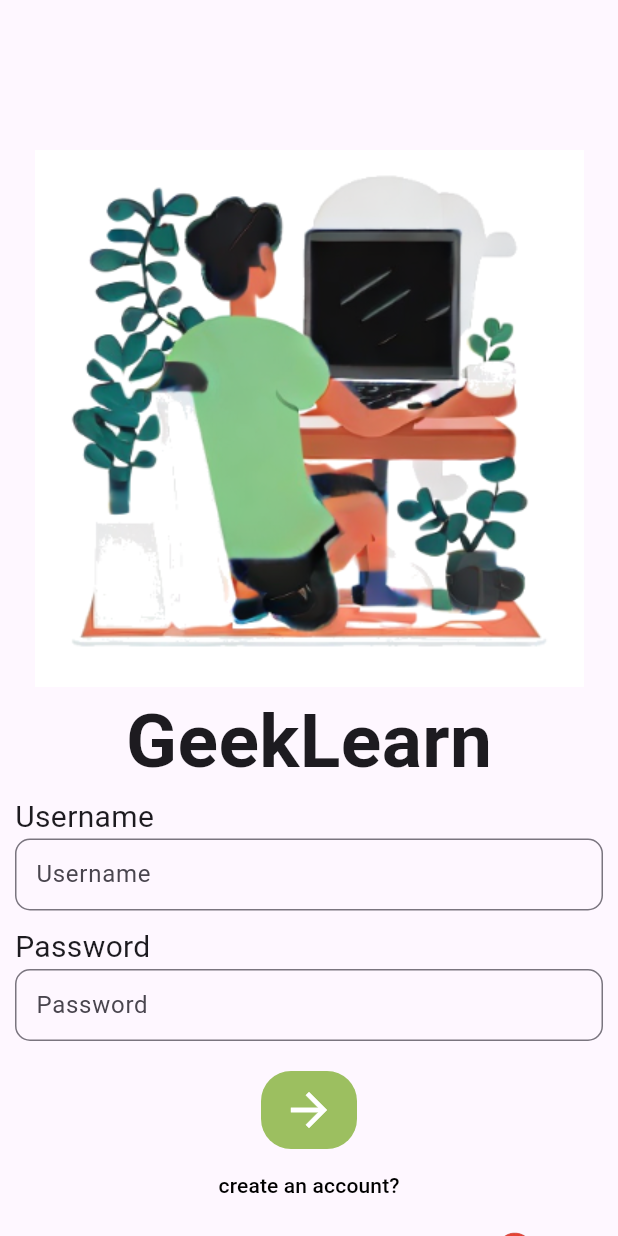
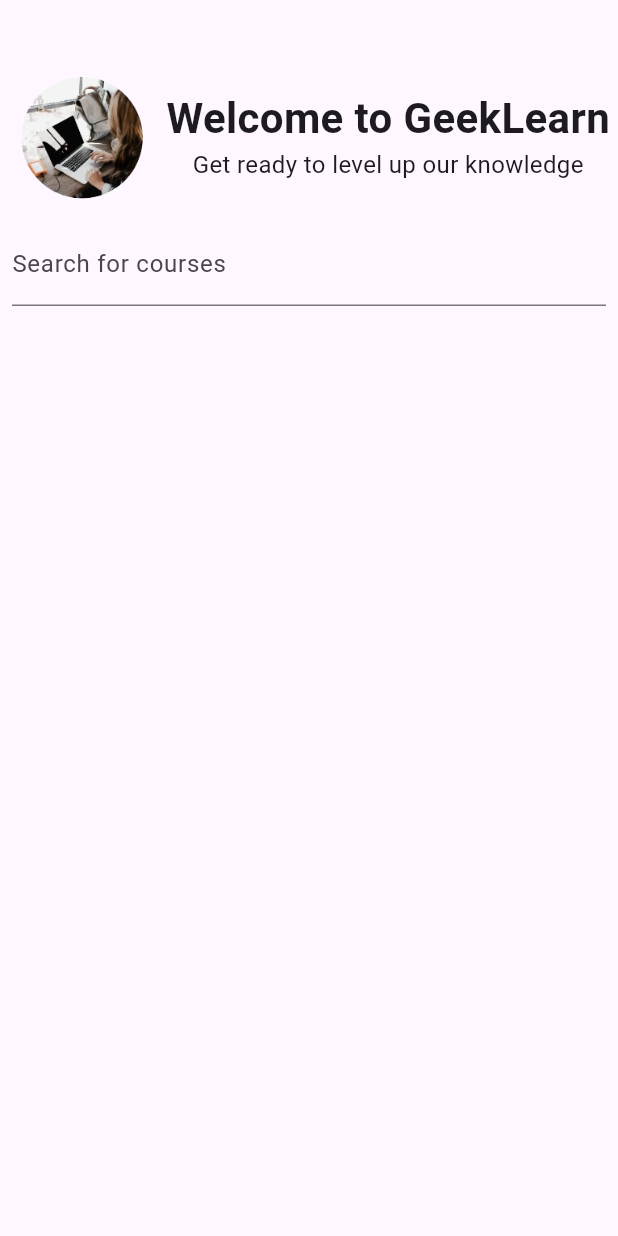
Before and after one commit to prasanthreddylomada/Geek, a Flutter app: the LoginPage screen opened directly, after a tap on the "arrow forward" icon, on a phone screen of 412 x 824 dp. Run offline on Flutter 3.47's test engine with Material 2 defaults, Android fonts, the light colour scheme and no system bars; our stand-ins replace firebase_core; accounts and stored records are empty.

Commit message:
started home

```diff
--- /dev/null
+++ b/lib/HomePage.dart
@@ -0,0 +1,90 @@
+// HomePage.dart
+
+import 'package:flutter/material.dart';
+import 'package:geek/CourseCard.dart';
+
+class HomePage extends StatefulWidget {
+  const HomePage({Key? key}) : super(key: key);
+
+  @override
+  State<HomePage> createState() => _HomePageState();
+}
+
+class _HomePageState extends State<HomePage> {
+  List<Map<String, String>> allCourses = [
+    {'name': 'Course 1', 'duration': '2 hours'},
+    {'name': 'Course 2', 'duration': '3 hours'},
+    {'name': 'Course 3', 'duration': '1.5 hours'},
+    {'name': 'Course 4', 'duration': '4 hours'},
+    {'name': 'Information', 'duration': '2.5 hours'},
+  ];
+
+  List<Map<String, String>> filteredCourses = [];
+
+  TextEditingController searchController = TextEditingController();
+
+  @override
+  Widget build(BuildContext context) {
+    return Scaffold(
+      body: SingleChildScrollView(
+        child: Column(
+          children: <Widget>[
+            SizedBox(height: 40),
+            Row(
+              mainAxisAlignment: MainAxisAlignment.spaceEvenly,
+              children: [
+                Image.asset(
+                  'lib/Assets/image-removebg-preview.png',
+                  width: 100,
+                  height: 100,
+                  ),
+                Column(
+                  children: [
+                    Text(
+                      'Welcome to GeekLearn',
+                      style: TextStyle(fontSize: 28,fontWeight: FontWeight.bold), // set the font size as per your requirement
+                    ),
+                    Text(
+                      'Get ready to level up our knowledge',
+                      style: TextStyle(fontSize: 16),
+                    )
+                  ],
+                )
+
+              ],
+            ),
+            Padding(
+              padding: const EdgeInsets.all(8.0),
+              child: TextField(
+                controller: searchController,
+                decoration: InputDecoration(
+                  labelText: 'Search for courses',
+                ),
+                onChanged: onSearchTextChanged,
+              ),
+            ),
+            ListView.builder(
+              shrinkWrap: true,
+              itemCount: filteredCourses.length,
+              itemBuilder: (context, index) {
+                return CourseCard(
+                  courseName: filteredCourses[index]['name']!,
+                  courseDuration: filteredCourses[index]['duration']!,
+                );
+              },
+            ),
+          ],
+        ),
+      ),
+    );
+  }
+
+  void onSearchTextChanged(String searchText) {
+    setState(() {
+      filteredCourses = allCourses
+          .where((course) =>
+              course['name']!.toLowerCase().contains(searchText.toLowerCase()))
+          .toList();
+    });
+  }
+}
--- a/lib/LoginPage.dart
+++ b/lib/LoginPage.dart
@@ -1,4 +1,5 @@
 import 'package:flutter/material.dart';
+import 'package:geek/HomePage.dart';
 import 'package:geek/SignupPage.dart';
 
 class LoginPage extends StatefulWidget {
@@ -15,6 +16,13 @@ class _LoginPageState extends State<LoginPage> {
   void _login() {
     // Perform login logic here
     print('Username: ${_usernameController.text}, Password: ${_passwordController.text}');
+  }
+
+  void _navigateToHome(BuildContext context) {
+    Navigator.push(
+      context,
+      MaterialPageRoute(builder: (context) => HomePage()),
+    );
   }
 
   void _navigateToSignup(BuildContext context) {
@@ -105,7 +113,9 @@ class _LoginPageState extends State<LoginPage> {
                   Icons.arrow_forward,
                   size: 36.0,
                 ),
-                onPressed: () {},
+                onPressed: () {
+                  _navigateToHome(context);
+                },
                 style: ElevatedButton.styleFrom(
                   primary: Color.fromRGBO(156, 191, 96, 1),
                   onPrimary: Colors.white,
--- a/lib/main.dart
+++ b/lib/main.dart
@@ -1,7 +1,10 @@
 import 'package:flutter/material.dart';
 import 'package:geek/LandingPage.dart';
+import 'package:firebase_core/firebase_core.dart';
 
-void main() {
+void main() async {
+  WidgetsFlutterBinding.ensureInitialized();
+  await Firebase.initializeApp();
   runApp(const MyApp());
 }
 
--- a/pubspec.yaml
+++ b/pubspec.yaml
@@ -30,7 +30,8 @@ environment:
 dependencies:
   flutter:
     sdk: flutter
-
+  firebase_core: ^2.9.0
+  firebase_auth: ^4.4.0
 
   # The following adds the Cupertino Icons font to your application.
   # Use with the CupertinoIcons class for iOS style icons.
@@ -63,6 +64,7 @@ flutter:
     - lib/Assets/Screenshot 2023-11-21 232836.png
     - lib/Assets/google-removebg-preview.png
     - lib/Assets/gmail-removebg-preview.png
+    - lib/Assets/image-removebg-preview.png
   # To add assets to your application, add an assets section, like this:
   # assets:
   #   - images/a_dot_burr.jpeg
```
Also changed, not shown: lib/CourseCard.dart (added, +20 -0 lines), lib/Assets/image-removebg-preview.png (added), pubspec.lock, 7 other files.
